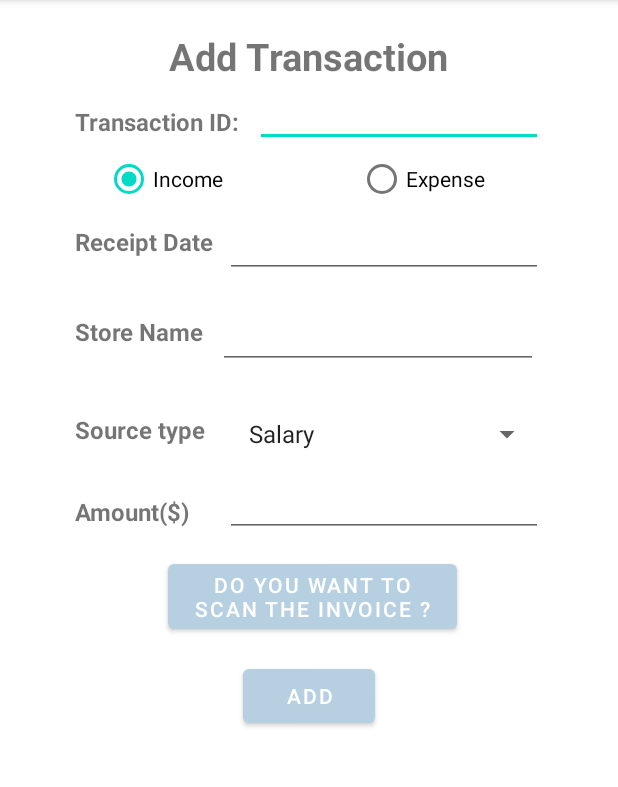
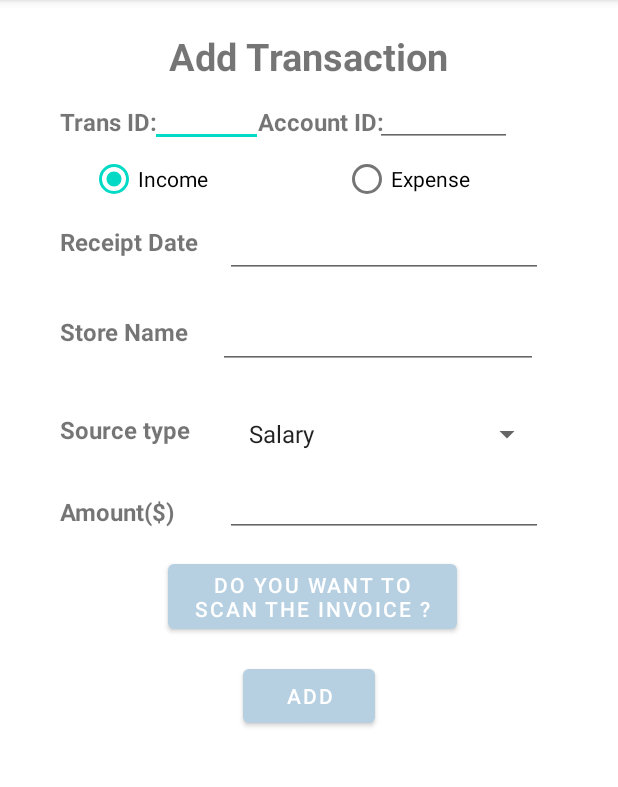
Before and after one commit to Sangel96/MoMoneyNoProblem, an Android app: the AddTransaction screen opened directly, with no data from a screen before it, on a phone screen of 412 x 824 dp, the part 84-871 px from its top. Run offline under Robolectric (Android 15) with nearby library versions, the phone set to English and light mode, and no system bars; our stand-ins replace Firebase (no records; nobody signed in at launch, a user with empty details on screens opened directly); Roboto replaces fonts that are not available here.

Commit message:
modify activity_add_transaction.xml (add sub account ID)

```diff
--- a/app/src/main/res/layout/activity_add_transaction.xml
+++ b/app/src/main/res/layout/activity_add_transaction.xml
@@ -24,7 +24,7 @@
             android:id="@+id/txtId"
             android:layout_width="wrap_content"
             android:layout_height="wrap_content"
-            android:layout_marginStart="50dp"
+            android:layout_marginStart="40dp"
             android:layout_marginTop="70dp"
             android:text="@string/Id"
             android:textSize="16sp"
@@ -32,21 +32,40 @@
 
         <EditText
             android:id="@+id/TranIDEdit"
-            android:layout_width="wrap_content"
+            android:layout_width="75dp"
             android:layout_height="wrap_content"
-            android:layout_marginStart="170dp"
+            android:layout_marginStart="100dp"
             android:layout_marginTop="50dp"
-            android:layout_marginEnd="50dp"
             android:ems="10"
             android:minHeight="48dp"
             tools:ignore="SpeakableTextPresentCheck" />
 
+        <TextView
+            android:id="@+id/txtSubAccount"
+            android:layout_width="wrap_content"
+            android:layout_height="wrap_content"
+            android:layout_marginStart="172dp"
+            android:layout_marginTop="70dp"
+            android:text="@string/SubAccountID"
+            android:textSize="16sp"
+            android:textStyle="bold" />
+
+
+        <EditText
+            android:id="@+id/EditAccountId"
+            android:layout_width="91dp"
+            android:layout_height="wrap_content"
+            android:layout_marginStart="250dp"
+            android:layout_marginTop="50dp"
+            android:ems="10"
+            android:minHeight="48dp"
+            tools:ignore="SpeakableTextPresentCheck" />
 
         <TextView
             android:id="@+id/txtSourcetype"
             android:layout_width="wrap_content"
             android:layout_height="wrap_content"
-            android:layout_marginStart="50dp"
+            android:layout_marginStart="40dp"
             android:layout_marginTop="275dp"
             android:layout_marginEnd="10dp"
             android:text="@string/source_type"
@@ -69,7 +88,7 @@
             android:id="@+id/txtAmount"
             android:layout_width="wrap_content"
             android:layout_height="wrap_content"
-            android:layout_marginStart="50dp"
+            android:layout_marginStart="40dp"
             android:layout_marginTop="330dp"
             android:text="@string/amount"
             android:textSize="16sp"
@@ -111,7 +130,7 @@
             android:id="@+id/txtDate"
             android:layout_width="wrap_content"
             android:layout_height="wrap_content"
-            android:layout_marginStart="50dp"
+            android:layout_marginStart="40dp"
             android:layout_marginTop="150dp"
             android:text="@string/receipt_date"
             android:textSize="16sp"
@@ -133,7 +152,7 @@
             android:id="@+id/txtStoreName"
             android:layout_width="wrap_content"
             android:layout_height="wrap_content"
-            android:layout_marginStart="50dp"
+            android:layout_marginStart="40dp"
             android:layout_marginTop="210dp"
             android:text="@string/store_name"
             android:textSize="16sp"
@@ -162,7 +181,7 @@
                 android:id="@+id/incomeRadioButton"
                 android:layout_width="wrap_content"
                 android:layout_height="wrap_content"
-                android:layout_marginStart="20dp"
+                android:layout_marginStart="10dp"
                 android:checked="true"
                 android:text="@string/income" />
 
--- a/app/src/main/res/values/strings.xml
+++ b/app/src/main/res/values/strings.xml
@@ -65,7 +65,7 @@
     <string name="store_name">Store Name</string>
     <string name="do_you_want_to_scan_the_invoice">Do you want to scan the invoice ?</string>
     <string name="add_transaction">Add Transaction</string>
-    <string name="Id">Transaction ID:</string>
+    <string name="Id">Trans ID:</string>
     <string name="source_type">Source type</string>
     <string name="amount">Amount($)</string>
     <string name="add">Add</string>
@@ -86,6 +86,7 @@
     <string name="select_account">Select a Sub Account</string>
     <string name="Show_data">Show Data</string>
     <string name="update">Update</string>
+    <string name="SubAccountID">Account ID:</string>
 
 
 </resources>
```
